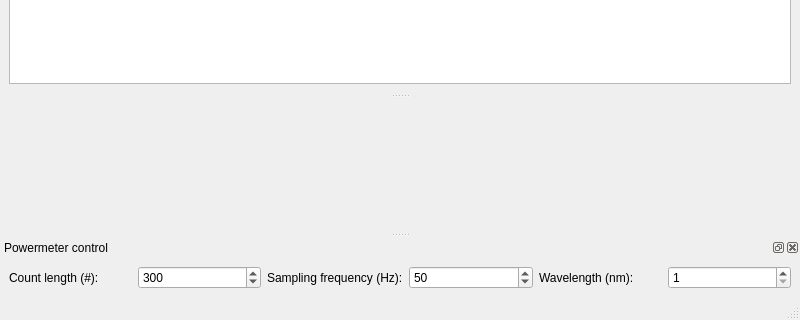
First picture: the form in gui/powermeter/ui_powermeter.ui, repository QMAPP-mq/qudi, before the edit; both pictures show x 0 to 800 and y 280 to 600 of the 800 by 600 pixel window.
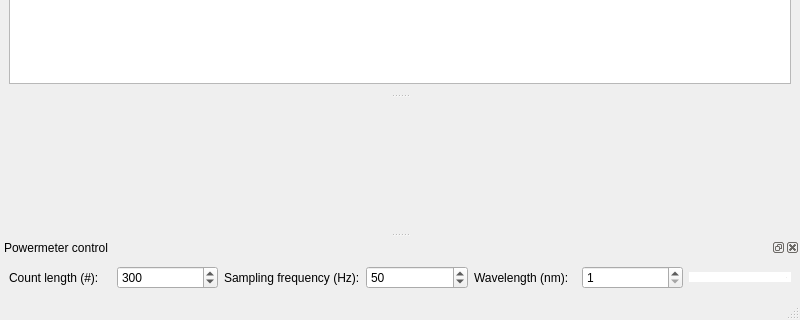
Second picture: the form after the edit. Icons and pictures are not drawn. Custom widgets are drawn as their Qt base class.

Commit message: renamed spinBoxes and their connection / actions

Diff of the .ui file:
```diff
--- a/gui/powermeter/ui_powermeter.ui
+++ b/gui/powermeter/ui_powermeter.ui
@@ -173,6 +173,221 @@
        </property>
       </widget>
      </item>
+     <item>
+      <widget class="Line" name="wavelength_representor">
+       <property name="maximumSize">
+        <size>
+         <width>16777215</width>
+         <height>41</height>
+        </size>
+       </property>
+       <property name="palette">
+        <palette>
+         <active>
+          <colorrole role="WindowText">
+           <brush brushstyle="SolidPattern">
+            <color alpha="255">
+             <red>191</red>
+             <green>191</green>
+             <blue>191</blue>
+            </color>
+           </brush>
+          </colorrole>
+          <colorrole role="Light">
+           <brush brushstyle="SolidPattern">
+            <color alpha="255">
+             <red>255</red>
+             <green>255</green>
+             <blue>255</blue>
+            </color>
+           </brush>
+          </colorrole>
+          <colorrole role="Midlight">
+           <brush brushstyle="SolidPattern">
+            <color alpha="255">
+             <red>255</red>
+             <green>255</green>
+             <blue>255</blue>
+            </color>
+           </brush>
+          </colorrole>
+          <colorrole role="Dark">
+           <brush brushstyle="SolidPattern">
+            <color alpha="255">
+             <red>255</red>
+             <green>255</green>
+             <blue>255</blue>
+            </color>
+           </brush>
+          </colorrole>
+          <colorrole role="Mid">
+           <brush brushstyle="SolidPattern">
+            <color alpha="255">
+             <red>255</red>
+             <green>255</green>
+             <blue>255</blue>
+            </color>
+           </brush>
+          </colorrole>
+          <colorrole role="Text">
+           <brush brushstyle="SolidPattern">
+            <color alpha="255">
+             <red>223</red>
+             <green>223</green>
+             <blue>223</blue>
+            </color>
+           </brush>
+          </colorrole>
+          <colorrole role="ButtonText">
+           <brush brushstyle="SolidPattern">
+            <color alpha="255">
+             <red>207</red>
+             <green>207</green>
+             <blue>207</blue>
+            </color>
+           </brush>
+          </colorrole>
+         </active>
+         <inactive>
+          <colorrole role="WindowText">
+           <brush brushstyle="SolidPattern">
+            <color alpha="255">
+             <red>191</red>
+             <green>191</green>
+             <blue>191</blue>
+            </color>
+           </brush>
+          </colorrole>
+          <colorrole role="Light">
+           <brush brushstyle="SolidPattern">
+            <color alpha="255">
+             <red>255</red>
+             <green>255</green>
+             <blue>255</blue>
+            </color>
+           </brush>
+          </colorrole>
+          <colorrole role="Midlight">
+           <brush brushstyle="SolidPattern">
+            <color alpha="255">
+             <red>255</red>
+             <green>255</green>
+             <blue>255</blue>
+            </color>
+           </brush>
+          </colorrole>
+          <colorrole role="Dark">
+           <brush brushstyle="SolidPattern">
+            <color alpha="255">
+             <red>255</red>
+             <green>255</green>
+             <blue>255</blue>
+            </color>
+           </brush>
+          </colorrole>
+          <colorrole role="Mid">
+           <brush brushstyle="SolidPattern">
+            <color alpha="255">
+             <red>255</red>
+             <green>255</green>
+             <blue>255</blue>
+            </color>
+           </brush>
+          </colorrole>
+          <colorrole role="Text">
+           <brush brushstyle="SolidPattern">
+            <color alpha="255">
+             <red>223</red>
+             <green>223</green>
+             <blue>223</blue>
+            </color>
+           </brush>
+          </colorrole>
+          <colorrole role="ButtonText">
+           <brush brushstyle="SolidPattern">
+            <color alpha="255">
+             <red>207</red>
+             <green>207</green>
+             <blue>207</blue>
+            </color>
+           </brush>
+          </colorrole>
+         </inactive>
+         <disabled>
+          <colorrole role="WindowText">
+           <brush brushstyle="SolidPattern">
+            <color alpha="255">
+             <red>255</red>
+             <green>255</green>
+             <blue>255</blue>
+            </color>
+           </brush>
+          </colorrole>
+          <colorrole role="Light">
+           <brush brushstyle="SolidPattern">
+            <color alpha="255">
+             <red>255</red>
+             <green>255</green>
+             <blue>255</blue>
+            </color>
+           </brush>
+          </colorrole>
+          <colorrole role="Midlight">
+           <brush brushstyle="SolidPattern">
+            <color alpha="255">
+             <red>255</red>
+             <green>255</green>
+             <blue>255</blue>
+            </color>
+           </brush>
+          </colorrole>
+          <colorrole role="Dark">
+           <brush brushstyle="SolidPattern">
+            <color alpha="255">
+             <red>255</red>
+             <green>255</green>
+             <blue>255</blue>
+            </color>
+           </brush>
+          </colorrole>
+          <colorrole role="Mid">
+           <brush brushstyle="SolidPattern">
+            <color alpha="255">
+             <red>255</red>
+             <green>255</green>
+             <blue>255</blue>
+            </color>
+           </brush>
+          </colorrole>
+          <colorrole role="Text">
+           <brush brushstyle="SolidPattern">
+            <color alpha="255">
+             <red>255</red>
+             <green>255</green>
+             <blue>255</blue>
+            </color>
+           </brush>
+          </colorrole>
+          <colorrole role="ButtonText">
+           <brush brushstyle="SolidPattern">
+            <color alpha="255">
+             <red>255</red>
+             <green>255</green>
+             <blue>255</blue>
+            </color>
+           </brush>
+          </colorrole>
+         </disabled>
+        </palette>
+       </property>
+       <property name="lineWidth">
+        <number>5</number>
+       </property>
+       <property name="orientation">
+        <enum>Qt::Horizontal</enum>
+       </property>
+      </widget>
+     </item>
     </layout>
    </widget>
   </widget>
```
Left out of the diff: 2 changed lines with no effect on the pictures. The commit also changes 1 other file.
